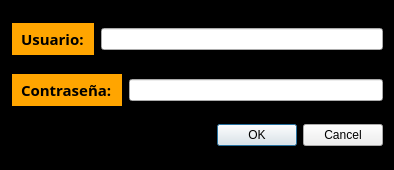
Qt form RedSocial/ingresarform.ui (ElSebas22/Red-Social) before a commit.
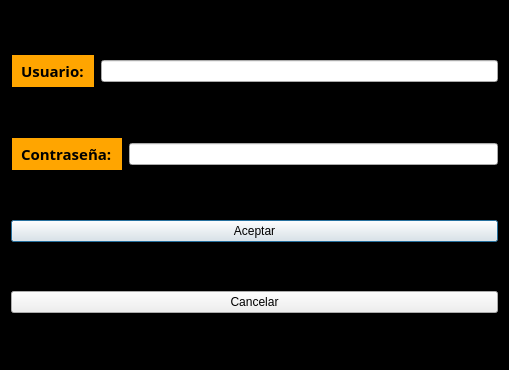
The same form after that commit.

What changed in the file:
```diff
--- a/RedSocial/ingresarform.ui
+++ b/RedSocial/ingresarform.ui
@@ -9,8 +9,8 @@
    <rect>
     <x>0</x>
     <y>0</y>
-    <width>394</width>
-    <height>170</height>
+    <width>509</width>
+    <height>370</height>
    </rect>
   </property>
   <property name="windowTitle">
@@ -90,12 +90,16 @@
     </layout>
    </item>
    <item>
-    <widget class="QDialogButtonBox" name="buttonBox">
-     <property name="orientation">
-      <enum>Qt::Horizontal</enum>
+    <widget class="QPushButton" name="pushButton">
+     <property name="text">
+      <string>Aceptar</string>
      </property>
-     <property name="standardButtons">
-      <set>QDialogButtonBox::Cancel|QDialogButtonBox::Ok</set>
+    </widget>
+   </item>
+   <item>
+    <widget class="QPushButton" name="pushButton_2">
+     <property name="text">
+      <string>Cancelar</string>
      </property>
     </widget>
    </item>
```
Left out of the diff: 35 changed lines with no effect on the pictures.
